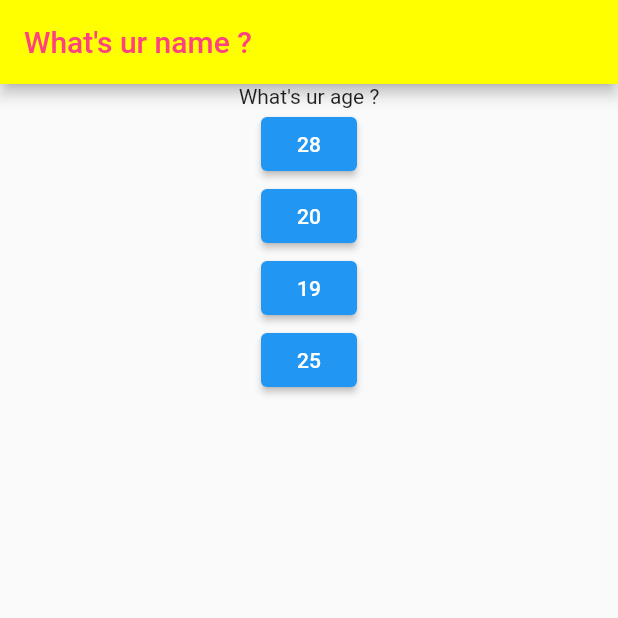
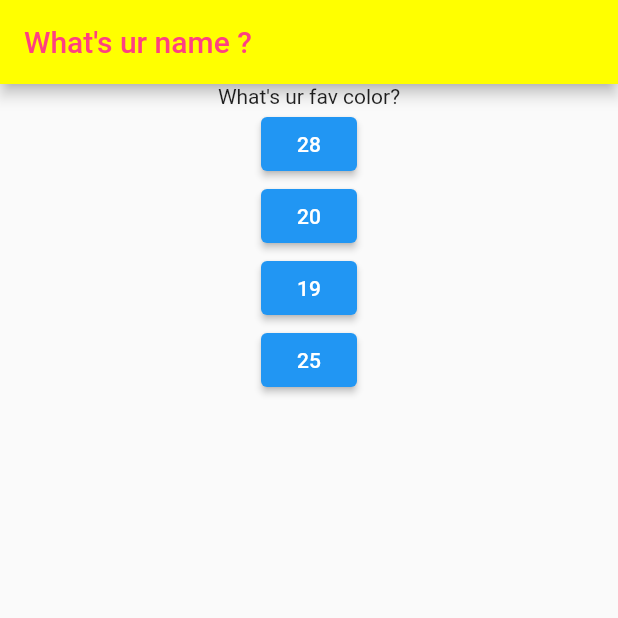
Before and after one commit to abhishekdwibedy-2002/Flutter-Workspace, a Flutter app: the screen it shows after launch, after a tap on "28", on a phone screen of 412 x 824 dp, the top half of it. Run offline on Flutter 3.47's test engine with Material 2 defaults, Android fonts, the phone set to English and light mode, and no system bars.

Commit message:
List and Aynomous Button

```diff
--- a/day6/lib/main.dart
+++ b/day6/lib/main.dart
@@ -1,17 +1,24 @@
-// ignore_for_file: dead_code, deprecated_member_use, prefer_const_literals_to_create_immutables, avoid_print
+// ignore_for_file: dead_code, deprecated_member_use, prefer_const_literals_to_create_immutables, avoid_print, must_be_immutable
 
 import 'package:flutter/material.dart';
 
 void main(List<String> args) {
-  runApp(const MyApp());
+  runApp(MyApp());
 }
 
 class MyApp extends StatelessWidget {
-  const MyApp({Key? key}) : super(key: key);
+  MyApp({Key? key}) : super(key: key);
 
+  var index = 0; // index declaration
   void ansClick() {
-    print('Button Clicked. !');
+    index = index + 1; // index increment
+    print(index);
   }
+
+  var questionList = [
+    'What\'s ur fav color?', //Doing an List box of questions
+    'What\'s ur fav animal?',
+  ];
 
   @override
   Widget build(BuildContext context) {
@@ -26,10 +33,11 @@ class MyApp extends StatelessWidget {
         body: Center(
           child: Column(
             children: [
-              const Text('What\'s ur age ?'),
+              Text(questionList
+                  .elementAt(0)), //accesing the question from the list
               ElevatedButton(
                 onPressed:
-                    ansClick, // Naming up the function and calling it everywhere inside the widget
+                    ansClick, //function calling // Naming up the function and calling it everywhere inside the widget
                 child: const Text('28'),
               ),
               ElevatedButton(
```
Also changed, not shown: 1 other file.
